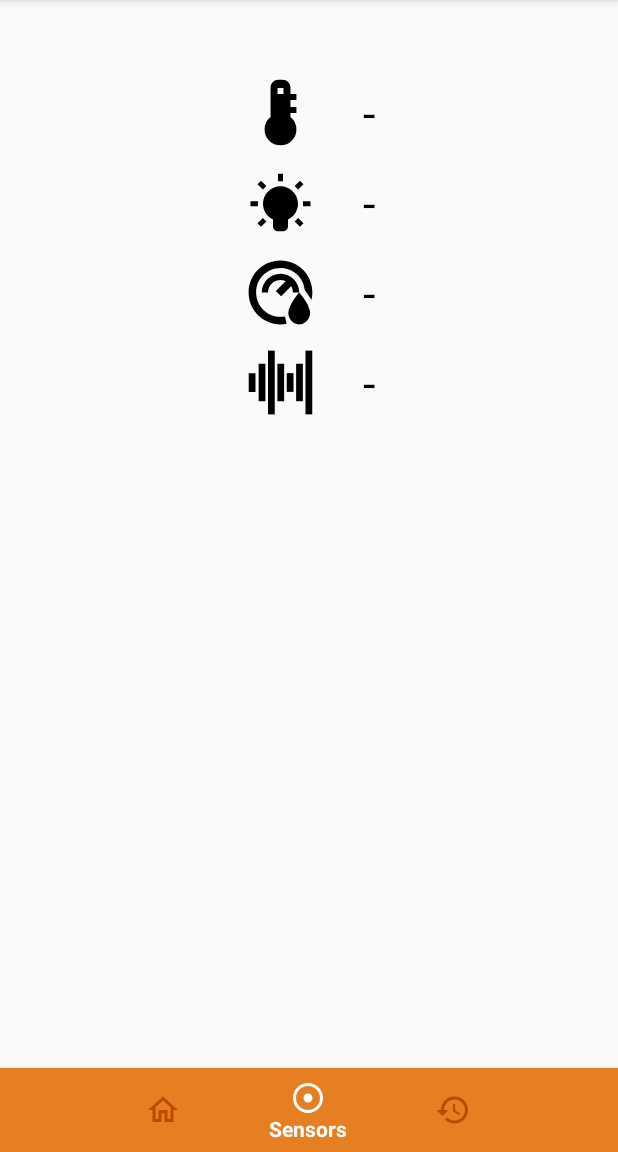
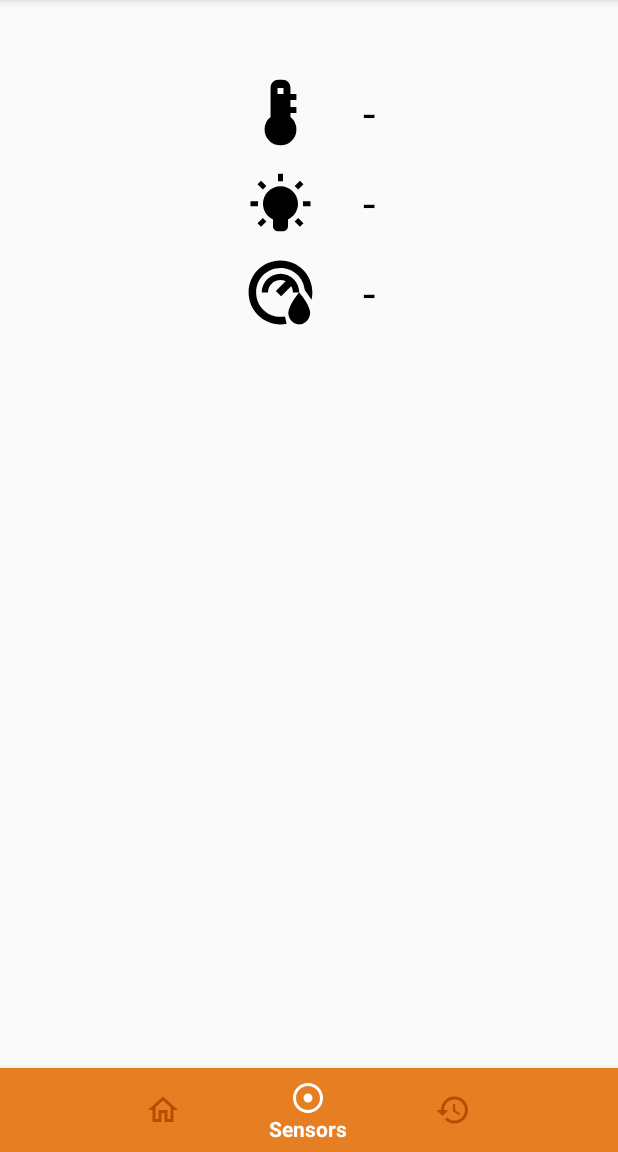
Before and after one commit to Sharknoon/MobileComputing-OfficeSense, an Android app: the screen it shows after launch (HomeActivity), item 2 of the bottom bar chosen, on a phone screen of 412 x 824 dp, the part 84-1236 px from its top. Run offline under Robolectric (Android 15) with nearby library versions, the phone set to English and light mode, and no system bars; libraries missing offline, so code that uses them is left out: com.github.mikephil.charting, com.jakewharton.threetenabp, com.loopj.android, cz.msebera.android; 5 statements that could not run were skipped.

Commit message:
- removed noise
Signed-off-by: Josua Frank <jo391fra@htwg-konstanz.de>

```diff
--- a/app/src/main/java/de/sharknoon/officesense/models/History.kt
+++ b/app/src/main/java/de/sharknoon/officesense/models/History.kt
@@ -3,5 +3,5 @@ package de.sharknoon.officesense.models
 import org.threeten.bp.LocalDateTime
 
 data class History(val measurementValues: List<Value>) {
-    data class Value(val id: LocalDateTime, val temperature: Double, val light: Double, val humidity: Double, val noise: Double)
+    data class Value(val id: LocalDateTime, val temperature: Double, val light: Double, val humidity: Double)
 }
--- a/app/src/main/java/de/sharknoon/officesense/models/Values.kt
+++ b/app/src/main/java/de/sharknoon/officesense/models/Values.kt
@@ -1,3 +1,3 @@
 package de.sharknoon.officesense.models
 
-data class Values(val temperature: Double, val light: Double, val humidity: Double, val noise: Double)
+data class Values(val temperature: Double, val light: Double, val humidity: Double)
--- a/app/src/main/res/layout/fragment_sensors.xml
+++ b/app/src/main/res/layout/fragment_sensors.xml
@@ -84,26 +84,6 @@
                     android:textColor="@android:color/black"
                     android:textSize="30sp" />
 
-                <ImageView
-                    android:id="@+id/iconNoise"
-                    android:layout_width="50dp"
-                    android:layout_height="50dp"
-                    android:layout_marginTop="10dp"
-                    android:contentDescription="@string/noise"
-                    app:srcCompat="@drawable/ic_noise_filled" />
-
-                <TextView
-                    android:id="@+id/textViewNoise"
-                    android:layout_width="wrap_content"
-                    android:layout_height="50dp"
-                    android:layout_marginStart="30dp"
-                    android:layout_marginTop="10dp"
-                    android:gravity="center_vertical"
-                    android:text="@string/missing"
-                    android:textColor="@android:color/black"
-                    android:textSize="30sp" />
-
-
             </GridLayout>
         </GridLayout>
     </ScrollView>
--- a/app/src/main/res/values/colors.xml
+++ b/app/src/main/res/values/colors.xml
@@ -5,6 +5,5 @@
     <color name="colorTemperature">#e67e22</color>
     <color name="colorLight">#c0392b</color>
     <color name="colorHumidity">#e67e22</color>
-    <color name="colorNoise">#c0392b</color>
     <color name="colorPrimaryDark">#bc4b00</color>
 </resources>
--- a/app/src/main/res/values/strings.xml
+++ b/app/src/main/res/values/strings.xml
@@ -13,8 +13,6 @@
     <string name="unit_light">%1$s lx</string>
     <string name="humidity">Humidity</string>
     <string name="unit_humidity">%1$s \%%</string>
-    <string name="noise">Noise</string>
-    <string name="unit_noise">%1$s db</string>
 
     <string name="channel_name">sensor_alarms</string>
     <string name="channel_description">This notifications are telling you about abnormal sensor values like a too high temperature or a too low humidity.</string>
```
Also changed, not shown: app/src/main/java/de/sharknoon/officesense/models/Sensors.kt (+0 -13 lines), app/src/main/res/layout/fragment_history.xml (+0 -26 lines).
